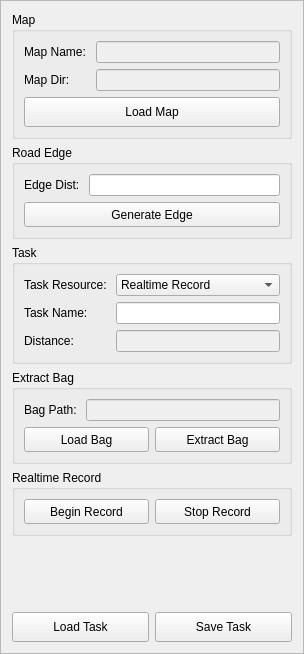
First picture: the form in task_control_frame.ui, repository she503/task_line, before the edit.
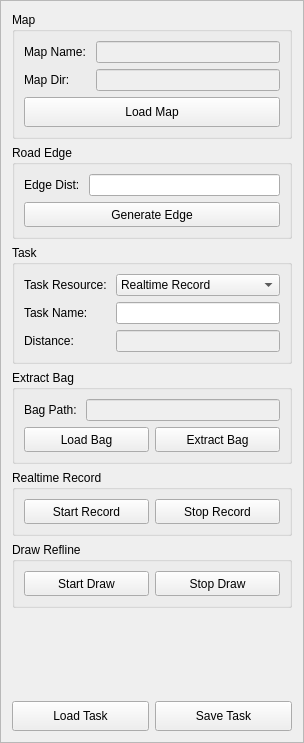
Second picture: the form after the edit.

What changed in the file:
```diff
--- a/task_control_frame.ui
+++ b/task_control_frame.ui
@@ -7,7 +7,7 @@
     <x>0</x>
     <y>0</y>
     <width>304</width>
-    <height>654</height>
+    <height>743</height>
    </rect>
   </property>
   <property name="windowTitle">
@@ -269,7 +269,7 @@
          </size>
         </property>
         <property name="text">
-         <string>Begin Record</string>
+         <string>Start Record</string>
         </property>
        </widget>
       </item>
@@ -289,6 +289,41 @@
      </layout>
     </widget>
    </item>
+   <item>
+    <widget class="QGroupBox" name="groupBox_draw">
+     <property name="title">
+      <string>Draw Refline</string>
+     </property>
+     <layout class="QHBoxLayout" name="horizontalLayout_5">
+      <item>
+       <widget class="QPushButton" name="pushButton_start_draw">
+        <property name="minimumSize">
+         <size>
+          <width>0</width>
+          <height>25</height>
+         </size>
+        </property>
+        <property name="text">
+         <string>Start Draw</string>
+        </property>
+       </widget>
+      </item>
+      <item>
+       <widget class="QPushButton" name="pushButton_stop_draw">
+        <property name="minimumSize">
+         <size>
+          <width>0</width>
+          <height>25</height>
+         </size>
+        </property>
+        <property name="text">
+         <string>Stop Draw</string>
+        </property>
+       </widget>
+      </item>
+     </layout>
+    </widget>
+   </item>
    <item>
     <spacer name="verticalSpacer">
      <property name="orientation">
```
Left out of the diff: 2 changed lines with no effect on the pictures.
